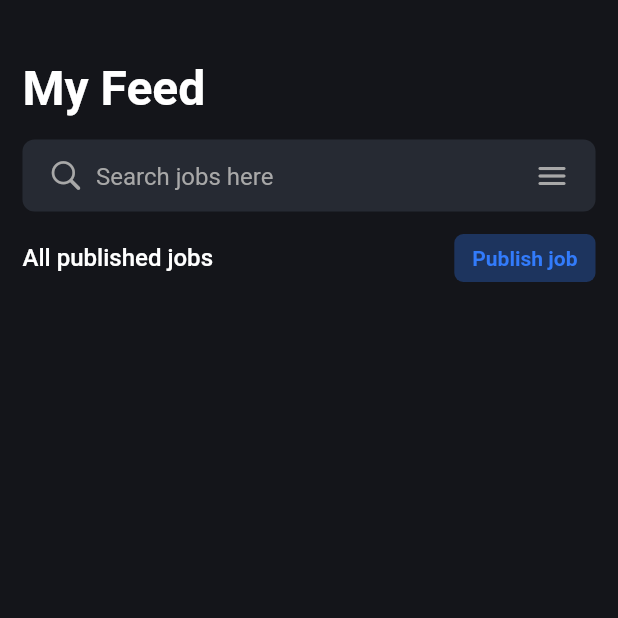
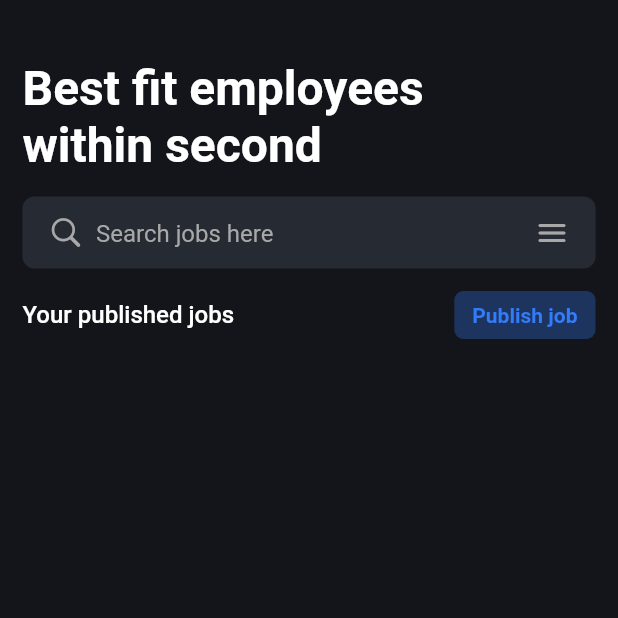
Before and after one commit to AwanthiBandara/AIInterviewer, a Flutter app: the RecruiterMyFeedScreen screen opened directly, on a phone screen of 412 x 824 dp, the top half of it. Run offline on Flutter 3.47's test engine with Material 2 defaults, Android fonts, the phone set to English and light mode, and no system bars; our stand-ins replace bloc, cloud_firestore, firebase_auth, firebase_core, firebase_storage, flutter_bloc and 2 more; accounts and stored records are empty.

Commit message:
UI Update Headings

```diff
--- a/lib/views/recruiter/recruiter_my_feed_screen.dart
+++ b/lib/views/recruiter/recruiter_my_feed_screen.dart
@@ -53,7 +53,7 @@ class RecruiterMyFeedScreen extends StatelessWidget {
         child: Column(
           crossAxisAlignment: CrossAxisAlignment.start,
           children: [
-            Text("My Feed",
+            Text("Best fit employees\nwithin second",
                 style: TextStyle(
                     fontSize: 32, fontWeight: FontWeight.bold, color: white)),
             const SizedBox(height: 15),
@@ -66,7 +66,7 @@ class RecruiterMyFeedScreen extends StatelessWidget {
               mainAxisAlignment: MainAxisAlignment.spaceBetween,
               children: [
                 Text(
-                  "All published jobs",
+                  "Your published jobs",
                   style: TextStyle(
                       color: white, fontWeight: FontWeight.w500, fontSize: 16),
                 ),
--- a/lib/views/recruiter/recruiter_public_feed_screen.dart
+++ b/lib/views/recruiter/recruiter_public_feed_screen.dart
@@ -42,7 +42,7 @@ class RecruiterPublicFeedScreen extends StatelessWidget {
         child: Column(
           crossAxisAlignment: CrossAxisAlignment.start,
           children: [
-            Text("Sample Heading",
+            Text("Explore employees\nfor IT Solutions",
                 style: TextStyle(
                     fontSize: 32, fontWeight: FontWeight.bold, color: white)),
             const SizedBox(height: 15),
```
